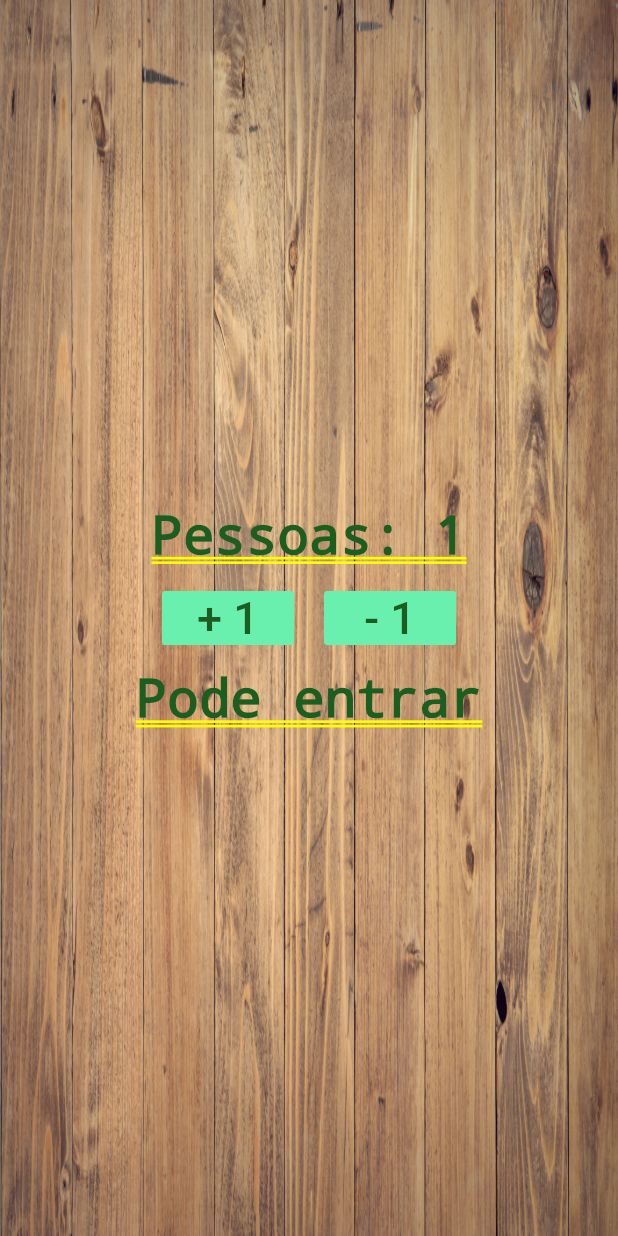
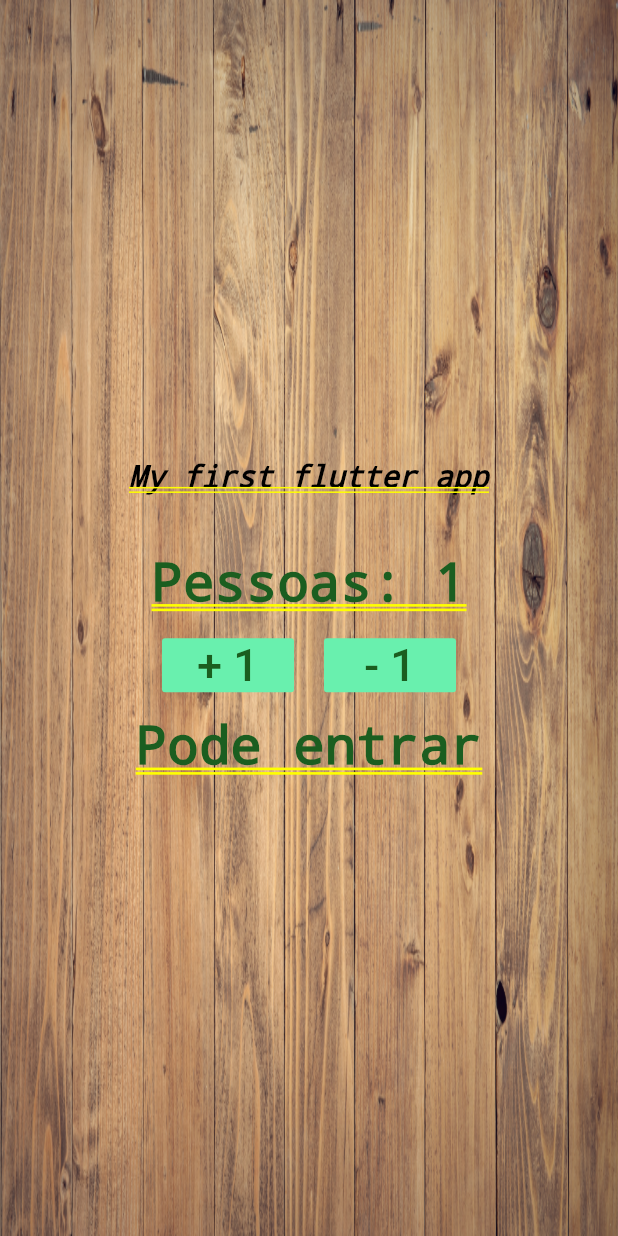
Before and after one commit to AndressaCode/contador_depessoas, a Flutter app: the screen it shows after launch, after a tap on "+ 1", on a phone screen of 412 x 824 dp. Run offline on Flutter 3.47's test engine with Material 2 defaults, Android fonts, the phone set to English and light mode, and no system bars.

Commit message:
Detalhes finais

```diff
--- a/lib/main.dart
+++ b/lib/main.dart
@@ -30,9 +30,9 @@ class _HomeState extends State<Home> {
         _infoText = "Está lotado!";
       }*/
 
-      if(_people>=0 && _people<=10){
+      if(_people>=0 && _people<=9){
         _infoText = "Pode entrar";
-      } else if(_people>10){
+      } else if(_people>9){
         _infoText = "Está lotado!";
       } else{
         _infoText = "Mundo invertido?";
@@ -53,6 +53,8 @@ class _HomeState extends State<Home> {
         Column(
           mainAxisAlignment: MainAxisAlignment.center,
           children: <Widget>[
+            Text("My first flutter app", style: TextStyle(fontSize: 20.0, color: Colors.black, fontStyle: FontStyle.italic),),
+            SizedBox(height: 40.0),
             Text("Pessoas: $_people",
                 style: TextStyle(fontSize: 35.0, color: Colors.green[900])),
             Row(
```
